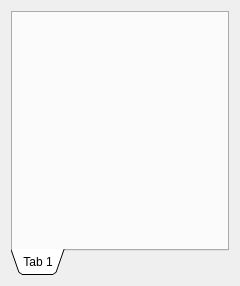
This is src/qtopia/ui/bufferviewwidget.ui in quassel/quassel as Qt 5 draws it before an edit. The edited form follows.
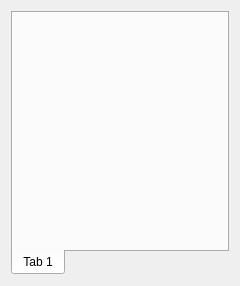
This is the edited form.

```diff
--- a/src/qtopia/ui/bufferviewwidget.ui
+++ b/src/qtopia/ui/bufferviewwidget.ui
@@ -19,7 +19,7 @@
       <enum>QTabWidget::South</enum>
      </property>
      <property name="tabShape" >
-      <enum>QTabWidget::Triangular</enum>
+      <enum>QTabWidget::Rounded</enum>
      </property>
      <property name="currentIndex" >
       <number>0</number>
```
